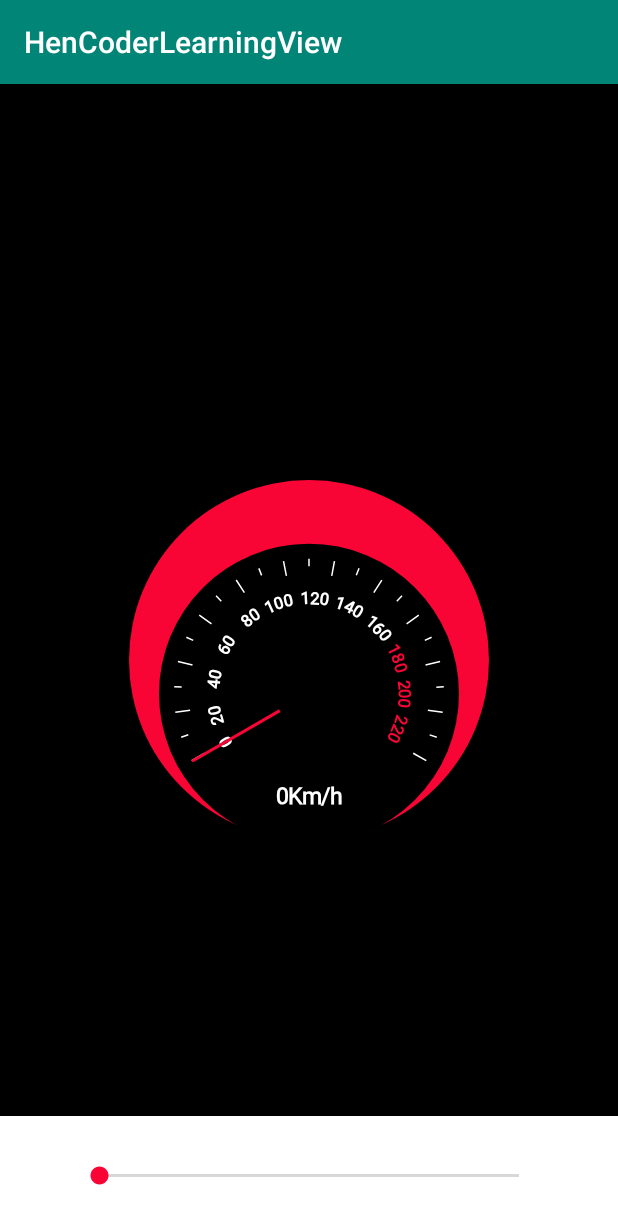
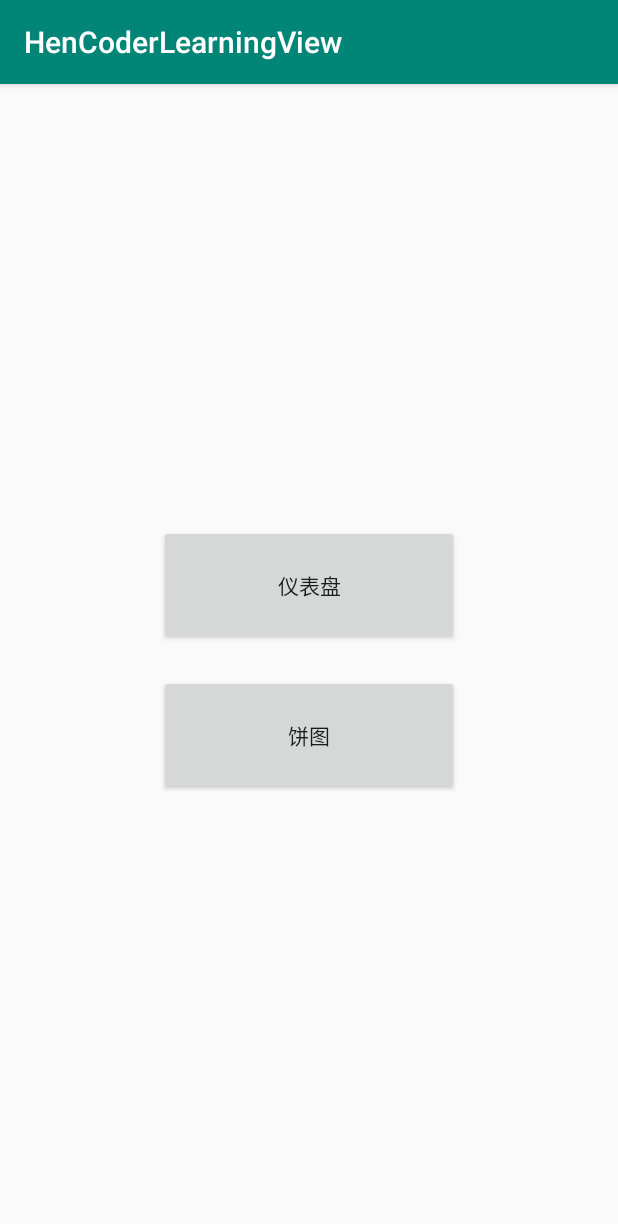
Before and after one commit to jiangxklongmao/HenCoderLearning, an Android app: the screen it shows after launch (MainActivity), on a phone screen of 412 x 824 dp. Shown: the top 1224 px of the screen. Run offline under Robolectric (Android 15) with nearby library versions, the phone set to English and light mode, and no system bars.

```diff
--- a/View/app/src/main/AndroidManifest.xml
+++ b/View/app/src/main/AndroidManifest.xml
@@ -16,6 +16,8 @@
                 <category android:name="android.intent.category.LAUNCHER" />
             </intent-filter>
         </activity>
+        <activity android:name=".DashBoardActivity" />
+        <activity android:name=".PieActivity" />
     </application>
 
 </manifest>
--- a/View/app/src/main/java/com/jiangxk/hencoderlearningview/MainActivity.kt
+++ b/View/app/src/main/java/com/jiangxk/hencoderlearningview/MainActivity.kt
@@ -1,7 +1,9 @@
 package com.jiangxk.hencoderlearningview
 
+import android.content.Intent
 import androidx.appcompat.app.AppCompatActivity
 import android.os.Bundle
+import android.widget.Button
 import android.widget.SeekBar
 import com.jiangxk.hencoderlearningview.View.DashBoardView
 
@@ -11,22 +13,17 @@ class MainActivity : AppCompatActivity() {
         super.onCreate(savedInstanceState)
         setContentView(R.layout.activity_main)
 
-        val dashBoardView = findViewById<DashBoardView>(R.id.dashBoardView)
-        val seekBar = findViewById<SeekBar>(R.id.seekBar)
-        seekBar.setOnSeekBarChangeListener(object : SeekBar.OnSeekBarChangeListener {
-            override fun onStartTrackingTouch(seekBar: SeekBar?) {
-            }
+        val dashBoard = findViewById<Button>(R.id.btn_dash_board)
+        val pie = findViewById<Button>(R.id.btn_pie)
 
-            override fun onStopTrackingTouch(seekBar: SeekBar?) {
-            }
+        dashBoard.setOnClickListener {
+            startActivity(Intent(this, DashBoardActivity::class.java))
+        }
 
-            override fun onProgressChanged(seekBar: SeekBar?, progress: Int, fromUser: Boolean) {
-                if (fromUser) {
-                    dashBoardView.velocityValue = progress.toFloat()
-                }
-            }
+        pie.setOnClickListener {
+            startActivity(Intent(this, PieActivity::class.java))
+        }
 
-        })
 
     }
 }
--- a/View/app/src/main/res/layout/activity_main.xml
+++ b/View/app/src/main/res/layout/activity_main.xml
@@ -1,30 +1,24 @@
 <?xml version="1.0" encoding="utf-8"?>
-<RelativeLayout xmlns:android="http://schemas.android.com/apk/res/android"
+<LinearLayout xmlns:android="http://schemas.android.com/apk/res/android"
     xmlns:tools="http://schemas.android.com/tools"
     android:layout_width="match_parent"
     android:layout_height="match_parent"
+    android:gravity="center"
+    android:orientation="vertical"
     tools:context=".MainActivity">
 
-    <com.jiangxk.hencoderlearningview.View.DashBoardView
-        android:id="@+id/dashBoardView"
-        android:layout_width="match_parent"
-        android:layout_height="match_parent" />
+    <Button
+        android:id="@+id/btn_dash_board"
+        android:layout_width="200dp"
+        android:layout_height="80dp"
+        android:layout_margin="10dp"
+        android:text="仪表盘" />
 
-    <FrameLayout
-        android:layout_width="match_parent"
-        android:layout_height="wrap_content"
-        android:layout_alignParentBottom="true"
-        android:background="#ffffff">
+    <Button
+        android:id="@+id/btn_pie"
+        android:layout_width="200dp"
+        android:layout_height="80dp"
+        android:layout_margin="10dp"
+        android:text="饼图" />
 
-        <SeekBar
-            android:id="@+id/seekBar"
-            android:layout_width="match_parent"
-            android:layout_height="80dp"
-            android:layout_alignParentBottom="true"
-            android:layout_marginLeft="50dp"
-            android:layout_marginRight="50dp"
-            android:max="220" />
-    </FrameLayout>
-
-
-</RelativeLayout>
+</LinearLayout>
```
Also changed, not shown: View/app/src/main/java/com/jiangxk/hencoderlearningview/DashBoardActivity.kt (added, +37 -0 lines), View/app/src/main/java/com/jiangxk/hencoderlearningview/PieActivity.kt (added, +15 -0 lines), View/app/src/main/java/com/jiangxk/hencoderlearningview/View/PieView.kt (added, +190 -0 lines), View/app/src/main/res/layout/activity_dash_board.xml (added, +30 -0 lines), View/app/src/main/res/layout/activity_pie.xml (added, +14 -0 lines).
